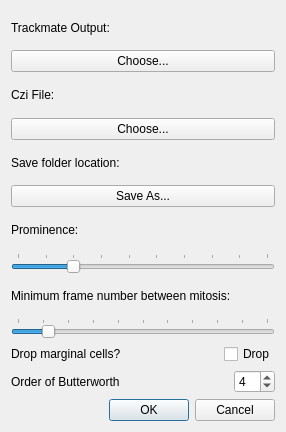
Qt form UI/configurations_v1.ui (CookiesPeter/MitoLength) before a commit.
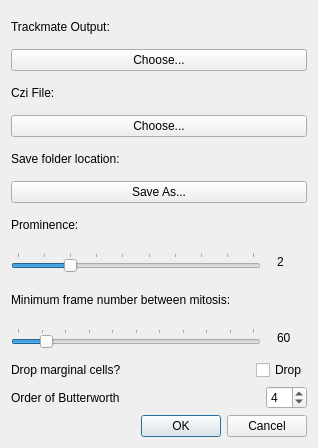
The same form after that commit.

```diff
--- a/UI/configurations_v1.ui
+++ b/UI/configurations_v1.ui
@@ -6,8 +6,8 @@
    <rect>
     <x>0</x>
     <y>0</y>
-    <width>286</width>
-    <height>432</height>
+    <width>318</width>
+    <height>448</height>
    </rect>
   </property>
   <property name="windowTitle">
@@ -64,7 +64,21 @@
     </widget>
    </item>
    <item>
+    <layout class="QHBoxLayout" name="horizontalLayout_2" stretch="0,0">
+     <item>
     <widget class="QSlider" name="Promslider">
+       <property name="sizePolicy">
+        <sizepolicy hsizetype="Fixed" vsizetype="Fixed">
+         <horstretch>0</horstretch>
+         <verstretch>0</verstretch>
+        </sizepolicy>
+       </property>
+       <property name="minimumSize">
+        <size>
+         <width>250</width>
+         <height>0</height>
+        </size>
+       </property>
      <property name="maximum">
       <number>9</number>
      </property>
@@ -85,6 +99,27 @@
      </property>
     </widget>
    </item>
+     <item alignment="Qt::AlignRight">
+      <widget class="QLabel" name="label_8">
+       <property name="sizePolicy">
+        <sizepolicy hsizetype="Fixed" vsizetype="Preferred">
+         <horstretch>0</horstretch>
+         <verstretch>0</verstretch>
+        </sizepolicy>
+       </property>
+       <property name="minimumSize">
+        <size>
+         <width>30</width>
+         <height>0</height>
+        </size>
+       </property>
+       <property name="text">
+        <string>2</string>
+       </property>
+      </widget>
+     </item>
+    </layout>
+   </item>
    <item>
     <widget class="QLabel" name="label_4">
      <property name="text">
@@ -93,7 +128,21 @@
     </widget>
    </item>
    <item>
+    <layout class="QHBoxLayout" name="horizontalLayout_3">
+     <item>
     <widget class="QSlider" name="Frameslider">
+       <property name="sizePolicy">
+        <sizepolicy hsizetype="Fixed" vsizetype="Fixed">
+         <horstretch>0</horstretch>
+         <verstretch>0</verstretch>
+        </sizepolicy>
+       </property>
+       <property name="minimumSize">
+        <size>
+         <width>250</width>
+         <height>0</height>
+        </size>
+       </property>
      <property name="maximum">
       <number>500</number>
      </property>
@@ -111,6 +160,27 @@
      </property>
     </widget>
    </item>
+     <item alignment="Qt::AlignRight">
+      <widget class="QLabel" name="label_9">
+       <property name="sizePolicy">
+        <sizepolicy hsizetype="Fixed" vsizetype="Preferred">
+         <horstretch>0</horstretch>
+         <verstretch>0</verstretch>
+        </sizepolicy>
+       </property>
+       <property name="minimumSize">
+        <size>
+         <width>30</width>
+         <height>0</height>
+        </size>
+       </property>
+       <property name="text">
+        <string>60</string>
+       </property>
+      </widget>
+     </item>
+    </layout>
+   </item>
    <item>
     <layout class="QHBoxLayout">
      <item>
```
Left out of the diff: 32 changed lines with no effect on the pictures. Lines whose indentation alone changed are shown as unchanged.
